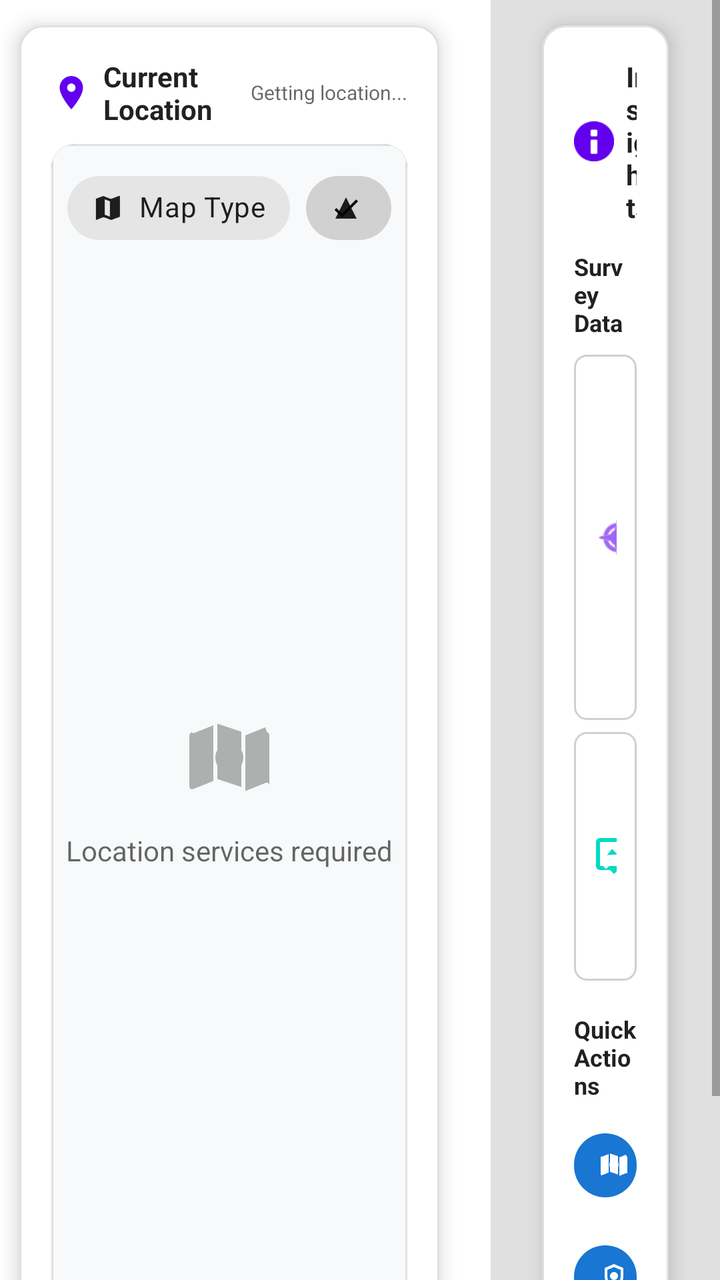
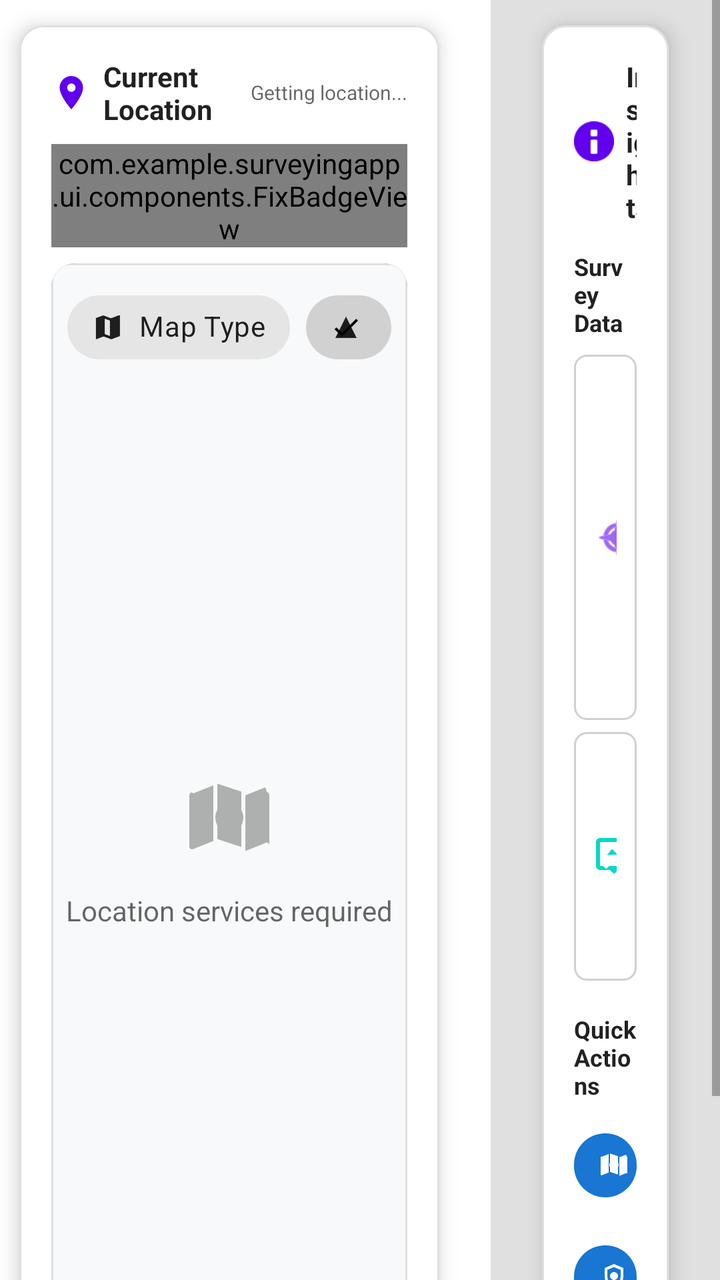

Before-and-after screenshots of an Android layout around one commit, followed by the original layout XML and the change that was made.
<!-- AndroidManifest.xml: application theme Theme.SurveyingApp -->
<!-- res/layout/fragment_home.xml -->
<?xml version="1.0" encoding="utf-8"?>
<ScrollView xmlns:android="http://schemas.android.com/apk/res/android"
    xmlns:app="http://schemas.android.com/apk/res-auto"
    android:layout_width="match_parent"
    android:layout_height="match_parent"
    android:fillViewport="true">

    <LinearLayout
        android:layout_width="match_parent"
        android:layout_height="match_parent"
        android:orientation="vertical"
        android:padding="0dp">

        
        <LinearLayout
            android:layout_width="match_parent"
            android:layout_height="0dp"
            android:layout_weight="1"
            android:orientation="horizontal"
            android:baselineAligned="false">

            
            <LinearLayout
                android:layout_width="0dp"
                android:layout_height="match_parent"
                android:layout_weight="2"
                android:layout_marginEnd="8dp"
                android:orientation="vertical">

                
                <com.google.android.material.card.MaterialCardView
                    android:layout_width="match_parent"
                    android:layout_height="match_parent"
                    app:cardCornerRadius="12dp"
                    app:cardElevation="6dp"
                    app:cardUseCompatPadding="true"
                    app:strokeColor="@color/card_stroke_light"
                    app:strokeWidth="1dp">

                    <LinearLayout
                        android:layout_width="match_parent"
                        android:layout_height="match_parent"
                        android:orientation="vertical"
                        android:padding="16dp">

                        <LinearLayout
                            android:layout_width="match_parent"
                            android:layout_height="wrap_content"
                            android:orientation="horizontal"
                            android:gravity="center_vertical"
                            android:layout_marginBottom="8dp">

                            <ImageView
                                android:layout_width="20dp"
                                android:layout_height="20dp"
                                android:src="@drawable/ic_section_location"
                                android:layout_marginEnd="6dp"
                                app:tint="?android:attr/colorPrimary" />

                            <TextView
                                android:layout_width="0dp"
                                android:layout_height="wrap_content"
                                android:layout_weight="1"
                                android:text="Current Location"
                                android:textSize="14sp"
                                android:textStyle="bold"
                                android:textColor="?android:attr/textColorPrimary" />

                            <TextView
                                android:id="@+id/text_location_status"
                                android:layout_width="wrap_content"
                                android:layout_height="wrap_content"
                                android:text="Getting location..."
                                android:textSize="10sp"
                                android:textColor="?android:attr/textColorSecondary" />

                        </LinearLayout>

                        
                        <FrameLayout
                            android:layout_width="match_parent"
                            android:layout_height="0dp"
                            android:layout_weight="1"
                            android:background="@drawable/bg_map_rounded"
                            android:clipToOutline="true">

                            <com.google.android.gms.maps.MapView
                                android:id="@+id/map_view_mini"
                                android:layout_width="match_parent"
                                android:layout_height="match_parent" />

                            
                            <LinearLayout
                                android:id="@+id/layout_map_placeholder"
                                android:layout_width="match_parent"
                                android:layout_height="match_parent"
                                android:orientation="vertical"
                                android:gravity="center"
                                android:background="@drawable/bg_rounded_light">

                                <ImageView
                                    android:layout_width="48dp"
                                    android:layout_height="48dp"
                                    android:src="@drawable/ic_render_map"
                                    android:layout_marginBottom="12dp"
                                    android:alpha="0.5"
                                    app:tint="?android:attr/textColorSecondary" />

                                <TextView
                                    android:layout_width="wrap_content"
                                    android:layout_height="wrap_content"
                                    android:text="Location services required"
                                    android:textSize="14sp"
                                    android:textColor="?android:attr/textColorSecondary" />

                            </LinearLayout>

                            
                            <LinearLayout
                                android:id="@+id/container_map_controls"
                                android:layout_width="wrap_content"
                                android:layout_height="wrap_content"
                                android:layout_gravity="top|end"
                                android:orientation="horizontal"
                                android:padding="8dp">

                                <com.google.android.material.chip.Chip
                                    android:id="@+id/chip_map_type"
                                    style="@style/Widget.MaterialComponents.Chip.Action"
                                    android:layout_width="wrap_content"
                                    android:layout_height="wrap_content"
                                    android:text="Map Type"
                                    android:textAppearance="@style/TextAppearance.MaterialComponents.Body2"
                                    app:chipIcon="@drawable/ic_map"
                                    app:chipIconVisible="true"
                                    app:chipIconSize="16dp"
                                    app:chipIconTint="?android:attr/textColorPrimary"
                                    app:iconStartPadding="8dp"
                                    app:rippleColor="@android:color/darker_gray" />

                                <com.google.android.material.chip.Chip
                                    android:id="@+id/chip_toggle_3d"
                                    style="@style/Widget.MaterialComponents.Chip.Filter"
                                    android:layout_width="wrap_content"
                                    android:layout_height="wrap_content"
                                    android:text="3D"
                                    android:checkable="true"
                                    android:checked="true"
                                    android:textAppearance="@style/TextAppearance.MaterialComponents.Body2"
                                    app:chipIcon="@drawable/ic_triangle"
                                    app:chipIconVisible="true"
                                    app:chipIconSize="16dp"
                                    app:chipIconTint="?android:attr/textColorPrimary"
                                    app:iconStartPadding="8dp"
                                    app:rippleColor="@android:color/darker_gray"
                                    android:layout_marginStart="8dp" />

                            </LinearLayout>

                        </FrameLayout>

                    </LinearLayout>

                </com.google.android.material.card.MaterialCardView>

            </LinearLayout>

            
            <LinearLayout
                android:layout_width="0dp"
                android:layout_height="match_parent"
                android:layout_weight="1"
                android:layout_marginStart="8dp"
                android:orientation="vertical"
                android:background="@color/home_right_column_bg">

                
                <com.google.android.material.card.MaterialCardView
                    android:layout_width="match_parent"
                    android:layout_height="match_parent"
                    android:layout_marginStart="16dp"
                    android:layout_marginEnd="16dp"
                    app:cardCornerRadius="12dp"
                    app:cardElevation="6dp"
                    app:cardUseCompatPadding="true"
                    app:strokeColor="@color/card_stroke_light"
                    app:strokeWidth="1dp">

                    <LinearLayout
                        android:layout_width="match_parent"
                        android:layout_height="wrap_content"
                        android:orientation="vertical"
                        android:padding="16dp">

                        
                        <LinearLayout
                            android:layout_width="match_parent"
                            android:layout_height="wrap_content"
                            android:orientation="horizontal"
                            android:gravity="center_vertical"
                            android:layout_marginBottom="12dp">

                            <ImageView
                                android:layout_width="20dp"
                                android:layout_height="20dp"
                                android:src="@android:drawable/ic_dialog_info"
                                android:layout_marginEnd="6dp"
                                app:tint="?android:attr/colorPrimary" />

                            <TextView
                                android:layout_width="0dp"
                                android:layout_height="wrap_content"
                                android:layout_weight="1"
                                android:text="Insights"
                                android:textSize="14sp"
                                android:textStyle="bold"
                                android:textColor="?android:attr/textColorPrimary" />

                        </LinearLayout>

                        
                        
                        <TextView
                            android:id="@+id/text_rs2_summary_header"
                            android:layout_width="match_parent"
                            android:layout_height="wrap_content"
                            android:text="RS2+ Device"
                            android:textSize="12sp"
                            android:textStyle="bold"
                            android:textColor="?android:attr/textColorPrimary"
                            android:layout_marginBottom="8dp"
                            android:visibility="gone" />

                        <LinearLayout
                            android:id="@+id/container_rs2_summary"
                            android:layout_width="match_parent"
                            android:layout_height="wrap_content"
                            android:orientation="vertical"
                            android:background="@drawable/bg_rounded_card"
                            android:padding="10dp"
                            android:layout_marginBottom="12dp"
                            android:visibility="gone">

                            <LinearLayout
                                android:layout_width="match_parent"
                                android:layout_height="wrap_content"
                                android:orientation="horizontal"
                                android:layout_marginBottom="4dp">

                                <TextView
                                    android:layout_width="0dp"
                                    android:layout_height="wrap_content"
                                    android:layout_weight="1"
                                    android:text="Name"
                                    android:textStyle="bold"
                                    android:textColor="?android:attr/textColorPrimary" />

                                <TextView
                                    android:id="@+id/text_rs2_name"
                                    android:layout_width="0dp"
                                    android:layout_height="wrap_content"
                                    android:layout_weight="1"
                                    android:text="--"
                                    android:textColor="?android:attr/textColorPrimary" />
                            </LinearLayout>

                            <LinearLayout
                                android:layout_width="match_parent"
                                android:layout_height="wrap_content"
                                android:orientation="horizontal">

                                <TextView
                                    android:layout_width="0dp"
                                    android:layout_height="wrap_content"
                                    android:layout_weight="1"
                                    android:text="Address"
                                    android:textStyle="bold"
                                    android:textColor="?android:attr/textColorPrimary" />

                                <TextView
                                    android:id="@+id/text_rs2_address"
                                    android:layout_width="0dp"
                                    android:layout_height="wrap_content"
                                    android:layout_weight="1"
                                    android:text="--"
                                    android:textColor="?android:attr/textColorPrimary" />
                            </LinearLayout>
                        </LinearLayout>

                        <TextView
                            android:layout_width="match_parent"
                            android:layout_height="wrap_content"
                            android:text="Survey Data"
                            android:textSize="12sp"
                            android:textStyle="bold"
                            android:textColor="?android:attr/textColorPrimary"
                            android:layout_marginBottom="8dp" />

                        
                        <LinearLayout
                            android:layout_width="match_parent"
                            android:layout_height="wrap_content"
                            android:orientation="horizontal"
                            android:background="@drawable/bg_rounded_card"
                            android:padding="10dp"
                            android:layout_marginBottom="6dp">

                            <ImageView
                                android:layout_width="24dp"
                                android:layout_height="24dp"
                                android:src="@android:drawable/ic_menu_compass"
                                android:layout_marginEnd="8dp"
                                android:layout_gravity="center_vertical"
                                app:tint="?android:attr/colorPrimary" />

                            <LinearLayout
                                android:layout_width="0dp"
                                android:layout_height="wrap_content"
                                android:layout_weight="1"
                                android:orientation="vertical"
                                android:gravity="center">

                                <TextView
                                    android:id="@+id/text_coordinates_count"
                                    android:layout_width="wrap_content"
                                    android:layout_height="wrap_content"
                                    android:text="0"
                                    android:textSize="24sp"
                                    android:textStyle="bold"
                                    android:textColor="?android:attr/colorPrimary" />

                                <TextView
                                    android:layout_width="wrap_content"
                                    android:layout_height="wrap_content"
                                    android:text="Coordinates"
                                    android:textSize="10sp"
                                    android:textColor="?android:attr/textColorSecondary" />

                            </LinearLayout>

                            <com.google.android.material.chip.Chip
                                android:id="@+id/chip_view_coordinates"
                                style="@style/Widget.MaterialComponents.Chip.Action"
                                android:layout_width="wrap_content"
                                android:layout_height="wrap_content"
                                android:text="View"
                                android:textColor="@android:color/white"
                                android:textAppearance="@style/TextAppearance.MaterialComponents.Body2"
                                app:chipBackgroundColor="?android:attr/colorPrimary"
                                android:layout_gravity="center_vertical" />

                        </LinearLayout>

                        
                        <LinearLayout
                            android:layout_width="match_parent"
                            android:layout_height="wrap_content"
                            android:orientation="horizontal"
                            android:background="@drawable/bg_rounded_card"
                            android:padding="10dp"
                            android:layout_marginBottom="16dp">

                            <ImageView
                                android:layout_width="24dp"
                                android:layout_height="24dp"
                                android:src="@drawable/ic_menu_gallery"
                                android:layout_marginEnd="8dp"
                                android:layout_gravity="center_vertical"
                                app:tint="?android:attr/colorAccent" />

                            <LinearLayout
                                android:layout_width="0dp"
                                android:layout_height="wrap_content"
                                android:layout_weight="1"
                                android:orientation="vertical"
                                android:gravity="center">

                                <TextView
                                    android:id="@+id/text_models_count"
                                    android:layout_width="wrap_content"
                                    android:layout_height="wrap_content"
                                    android:text="0"
                                    android:textSize="24sp"
                                    android:textStyle="bold"
                                    android:textColor="?android:attr/colorAccent" />

                                <TextView
                                    android:layout_width="wrap_content"
                                    android:layout_height="wrap_content"
                                    android:text="Models"
                                    android:textSize="10sp"
                                    android:textColor="?android:attr/textColorSecondary" />

                            </LinearLayout>

                            <com.google.android.material.chip.Chip
                                android:id="@+id/chip_view_models"
                                style="@style/Widget.MaterialComponents.Chip.Action"
                                android:layout_width="wrap_content"
                                android:layout_height="wrap_content"
                                android:text="View"
                                android:textColor="@android:color/white"
                                android:textAppearance="@style/TextAppearance.MaterialComponents.Body2"
                                app:chipBackgroundColor="@color/chip_map_bg"
                                android:layout_gravity="center_vertical" />

                        </LinearLayout>

                        
                        <TextView
                            android:layout_width="match_parent"
                            android:layout_height="wrap_content"
                            android:text="Quick Actions"
                            android:textSize="12sp"
                            android:textStyle="bold"
                            android:textColor="?android:attr/textColorPrimary"
                            android:layout_marginBottom="8dp" />

                        <com.google.android.material.chip.ChipGroup
                            android:layout_width="match_parent"
                            android:layout_height="wrap_content"
                            app:chipSpacingHorizontal="8dp"
                            app:chipSpacingVertical="8dp">

                            <com.google.android.material.chip.Chip
                                android:id="@+id/chip_quick_map"
                                style="@style/Widget.MaterialComponents.Chip.Action"
                                android:layout_width="wrap_content"
                                android:layout_height="wrap_content"
                                android:text="Open Map"
                                android:textColor="@android:color/white"
                                android:textAppearance="@style/TextAppearance.MaterialComponents.Body2"
                                app:chipIcon="@drawable/ic_render_map"
                                app:chipIconVisible="true"
                                app:chipIconSize="16dp"
                                app:chipIconTint="@android:color/white"
                                app:iconStartPadding="8dp"
                                app:chipBackgroundColor="@color/chip_map_bg" />

                            <com.google.android.material.chip.Chip
                                android:id="@+id/chip_quick_ar"
                                style="@style/Widget.MaterialComponents.Chip.Action"
                                android:layout_width="wrap_content"
                                android:layout_height="wrap_content"
                                android:text="Open AR"
                                android:textColor="@android:color/white"
                                android:textAppearance="@style/TextAppearance.MaterialComponents.Body2"
                                app:chipIcon="@drawable/ic_section_ar"
                                app:chipIconVisible="true"
                                app:chipIconSize="16dp"
                                app:chipIconTint="@android:color/white"
                                app:iconStartPadding="8dp"
                                app:chipBackgroundColor="@color/chip_map_bg" />

                            <com.google.android.material.chip.Chip
                                android:id="@+id/chip_quick_settings"
                                style="@style/Widget.MaterialComponents.Chip.Action"
                                android:layout_width="wrap_content"
                                android:layout_height="wrap_content"
                                android:text="Settings"
                                android:textColor="@android:color/white"
                                android:textAppearance="@style/TextAppearance.MaterialComponents.Body2"
                                app:chipIcon="@drawable/ic_section_info"
                                app:chipIconVisible="true"
                                app:chipIconSize="16dp"
                                app:chipIconTint="@android:color/white"
                                app:iconStartPadding="8dp"
                                app:chipBackgroundColor="@color/chip_map_bg" />

                        </com.google.android.material.chip.ChipGroup>

                    </LinearLayout>

                </com.google.android.material.card.MaterialCardView>

            </LinearLayout>

        </LinearLayout>

    </LinearLayout>

</ScrollView>
<!-- resources referenced by this layout -->
<resources>
  <color name="card_stroke_light">#E0E0E0</color>
  <color name="chip_map_bg">#1976D2</color>
  <color name="home_right_column_bg">#E0E0E0</color>
  <!-- drawable bg_map_rounded (drawable) -->
  <?xml version="1.0" encoding="utf-8"?>
  <shape xmlns:android="http://schemas.android.com/apk/res/android">
      <corners android:radius="12dp" />
      <solid android:color="#00FFFFFF" />
  </shape>
  <!-- drawable bg_rounded_card (drawable) -->
  <?xml version="1.0" encoding="utf-8"?>
  <shape xmlns:android="http://schemas.android.com/apk/res/android"
      android:shape="rectangle">
      <solid android:color="#FFFFFF" />
      <corners android:radius="6dp" />
      <stroke
          android:width="1dp"
          android:color="#D0D0D0" />
  </shape>
  <!-- drawable bg_rounded_light (drawable) -->
  <?xml version="1.0" encoding="utf-8"?>
  <shape xmlns:android="http://schemas.android.com/apk/res/android"
      android:shape="rectangle">
      <solid android:color="#F8F9FA" />
      <corners android:radius="8dp" />
      <stroke
          android:width="1dp"
          android:color="#E0E0E0" />
  </shape>
  <!-- drawable ic_map (drawable) -->
  <?xml version="1.0" encoding="utf-8"?>
  <vector xmlns:android="http://schemas.android.com/apk/res/android"
      android:width="24dp"
      android:height="24dp"
      android:viewportWidth="24"
      android:viewportHeight="24"
      android:tint="#000000">
      
      <path
          android:fillColor="@android:color/black"
          android:pathData="M20.5,3l-5.81,2.26L9,3 3.5,5v16l5.69,-2.21L15,21l6.5,-2.5V3zM10,5.47l4,1.53v11.53l-4,-1.53V5.47z" />
  </vector>
  <!-- drawable ic_section_ar (drawable) -->
  <?xml version="1.0" encoding="utf-8"?>
  <vector xmlns:android="http://schemas.android.com/apk/res/android" android:width="24dp" android:height="24dp" android:viewportWidth="24" android:viewportHeight="24">
      <path android:fillColor="#FFFFFFFF" android:pathData="M12,2l7,3v6c0,5 -3.5,9.5 -7,11 -3.5,-1.5 -7,-6 -7,-11V5l7,-3zM12,4.3l-5,2.1v4.6c0,4.06 2.77,7.94 5,9.27 2.23,-1.33 5,-5.21 5,-9.27V6.4l-5,-2.1zM12,8a3,3 0,1 1,0 6 3,3 0,0 1,0 -6z"/>
  </vector>
  <!-- drawable ic_section_info (drawable) -->
  <vector xmlns:android="http://schemas.android.com/apk/res/android"
      android:width="24dp"
      android:height="24dp"
      android:viewportWidth="24"
      android:viewportHeight="24"
      android:tint="#000000">
      <path
          android:fillColor="@android:color/black"
          android:pathData="M12,2C6.48,2 2,6.48 2,12s4.48,10 10,10 10,-4.48 10,-10S17.52,2 12,2zM13,17h-2v-6h2v6zM13,9h-2V7h2v2z" />
  </vector>
  <!-- drawable ic_section_location (drawable) -->
  <vector xmlns:android="http://schemas.android.com/apk/res/android"
      android:width="24dp"
      android:height="24dp"
      android:viewportWidth="24"
      android:viewportHeight="24"
      android:tint="#000000">
    <path
        android:fillColor="@android:color/black"
        android:pathData="M12,2C8.13,2 5,5.13 5,9c0,5.25 7,13 7,13s7,-7.75 7,-13c0,-3.87 -3.13,-7 -7,-7zM12,11.5c-1.38,0 -2.5,-1.12 -2.5,-2.5s1.12,-2.5 2.5,-2.5 2.5,1.12 2.5,2.5 -1.12,2.5 -2.5,2.5z"/>
  </vector>
  <!-- drawable ic_triangle (drawable) -->
  <vector xmlns:android="http://schemas.android.com/apk/res/android"
      android:width="24dp"
      android:height="24dp"
      android:viewportWidth="24"
      android:viewportHeight="24"
      android:tint="#000000">
      <path
          android:fillColor="@android:color/black"
          android:pathData="M12,4l8,16H4z" />
  </vector>
  <color name="purple_500">#FF6200EE</color>
  <color name="purple_700">#FF3700B3</color>
  <color name="white">#FFFFFFFF</color>
  <color name="teal_200">#FF03DAC5</color>
  <color name="teal_700">#FF018786</color>
  <color name="black">#FF000000</color>
  <!-- unchanged entries left out for length: 3 -->
</resources>

<!-- the commit's change to res/layout/fragment_home.xml (unified diff, before → after) -->
@@ -75,6 +75,14 @@
                                 android:textColor="?android:attr/textColorSecondary" />
 
                         </LinearLayout>
+
+                        
+                        <com.example.surveyingapp.ui.components.FixBadgeView
+                            android:id="@+id/fix_badge"
+                            android:layout_width="match_parent"
+                            android:layout_height="wrap_content"
+                            android:layout_marginBottom="8dp"
+                            android:visibility="visible" />
 
                         
                         <FrameLayout
